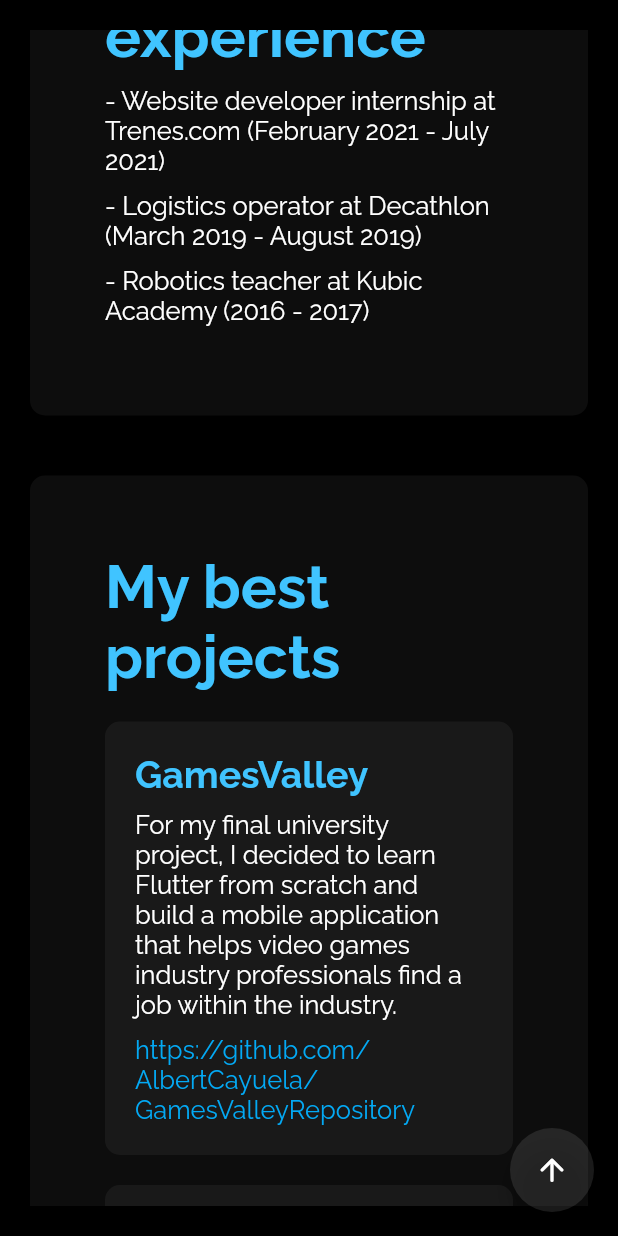
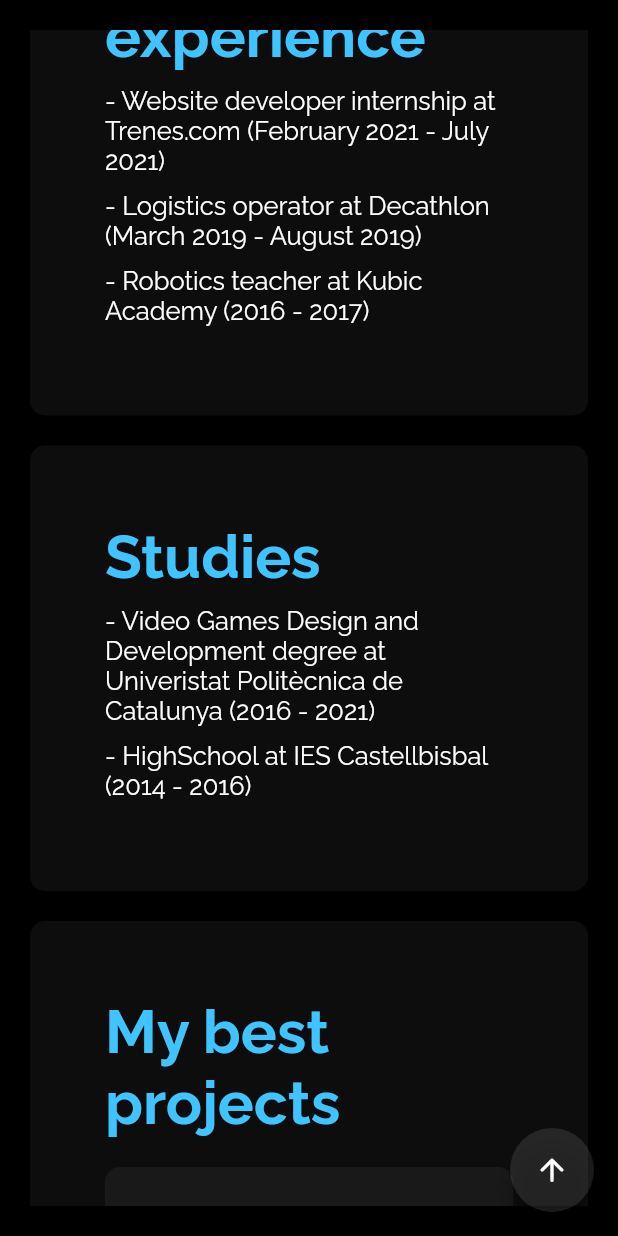
Before and after one commit to AlbertCayuela/PersonalWebsite, a Flutter app: the screen it shows after launch, scrolled down 2304 dp, on a phone screen of 412 x 824 dp. Run offline on Flutter 3.47's test engine with Material 2 defaults, Android fonts, the phone set to English and light mode, and no system bars; our stand-ins replace flutter_svg, url_launcher_web; missing offline and left inert: dart:html.

Commit message:
added studies

```diff
--- a/lib/base_screen.dart
+++ b/lib/base_screen.dart
@@ -44,6 +44,7 @@ class BaseScreen extends StatelessWidget {
                   SkillsScreen(),
                   SizedBox(height: 20),
                   WorkScreen(
+                    title: 'Work experience',
                     workExperiences: [
                       '- Website developer internship at Trenes.com (February 2021 - July 2021)',
                       '- Logistics operator at Decathlon (March 2019 - August 2019)',
@@ -51,6 +52,13 @@ class BaseScreen extends StatelessWidget {
                     ],
                   ),
                   SizedBox(height: 20),
+                  WorkScreen(
+                    title: 'Studies',
+                    workExperiences: [
+                      '- Video Games Design and Development degree at Univeristat Politècnica de Catalunya (2016 - 2021)',
+                      '- HighSchool at IES Castellbisbal (2014 - 2016)'
+                    ],
+                  ),
                   SizedBox(height: 20),
                   ProjectScreen(),
                 ],
--- a/lib/screens/work_screen.dart
+++ b/lib/screens/work_screen.dart
@@ -3,9 +3,11 @@ import 'dart:html';
 import 'package:flutter/material.dart';
 
 class WorkScreen extends StatelessWidget {
-  WorkScreen({Key? key, required this.workExperiences}) : super(key: key);
+  WorkScreen({Key? key, required this.workExperiences, required this.title})
+      : super(key: key);
 
   List workExperiences = [];
+  final String title;
 
   @override
   Widget build(BuildContext context) {
@@ -19,7 +21,7 @@ class WorkScreen extends StatelessWidget {
         children: [
           Row(),
           Text(
-            'Work experience',
+            this.title,
             style: Theme.of(context).textTheme.headline1,
           ),
           SizedBox(height: 10),
```
